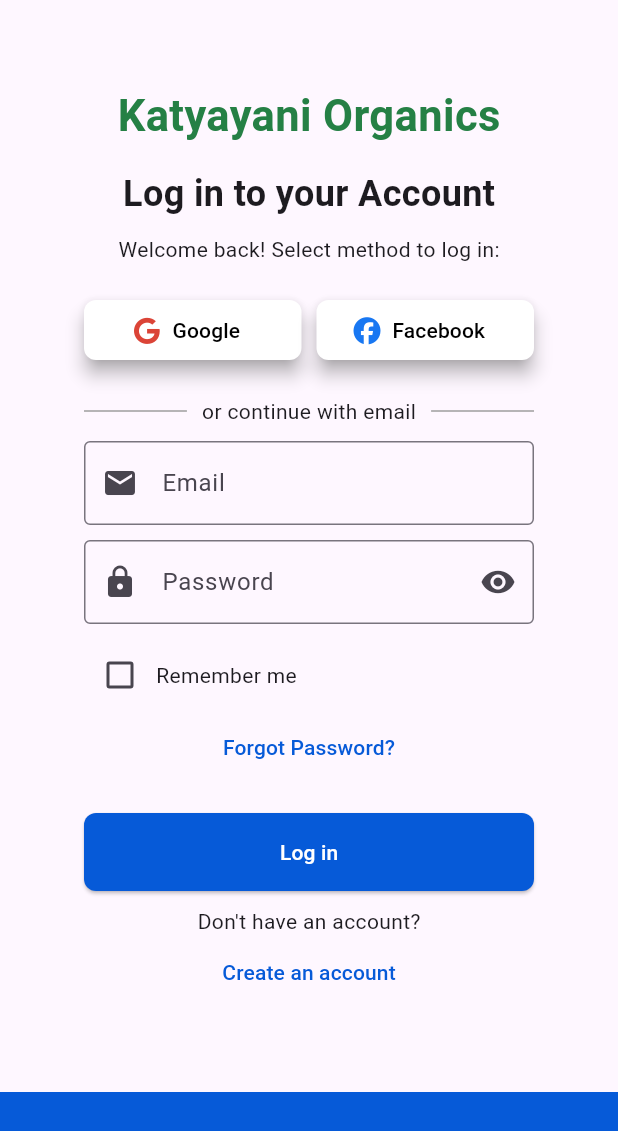
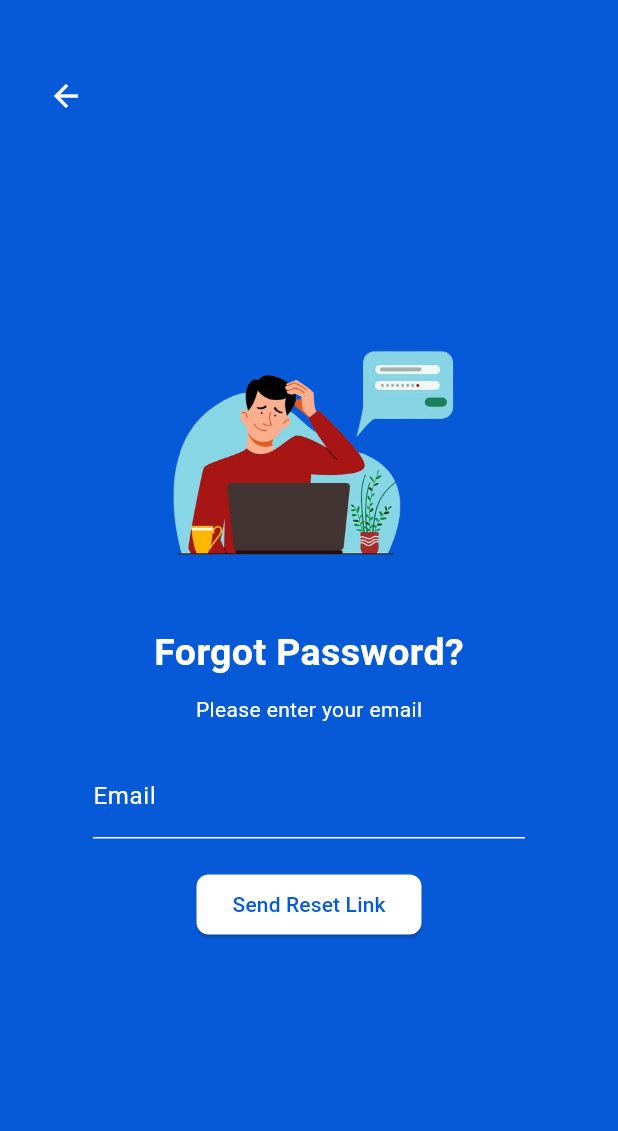
Before and after one commit to Prarthi15/Inventory-Management, a Flutter app: the screen it shows after launch, after a tap on "Forgot Password?", on a phone screen of 412 x 824 dp. Shown: the top 1131 px of the screen. Run offline on Flutter 3.47's test engine with Material 3 defaults, Android fonts, the phone set to English and light mode, and no system bars; our stand-ins replace font_awesome_flutter.

Commit message:
final update

```diff
--- a/lib/create_account.dart
+++ b/lib/create_account.dart
@@ -17,11 +17,10 @@ class CreateAccountPage extends StatelessWidget {
                   child: Stack(
                     children: [
                       Container(
-                        color: const Color.fromRGBO(
-                            6, 90, 216, 1), // Updated color
+                        color: const Color.fromRGBO(6, 90, 216, 1),
                         child: Center(
                           child: Padding(
-                            padding: const EdgeInsets.all(40.0),
+                            padding: const EdgeInsets.all(30.0),
                             child: Column(
                               mainAxisAlignment: MainAxisAlignment.center,
                               crossAxisAlignment: CrossAxisAlignment.center,
@@ -49,8 +48,8 @@ class CreateAccountPage extends StatelessWidget {
                                     Navigator.pop(context);
                                   },
                                   style: ElevatedButton.styleFrom(
-                                    foregroundColor: const Color.fromRGBO(
-                                        6, 90, 216, 1), // Updated color
+                                    foregroundColor:
+                                        const Color.fromRGBO(6, 90, 216, 1),
                                     backgroundColor: Colors.white,
                                     padding: const EdgeInsets.symmetric(
                                         vertical: 20.0, horizontal: 20.0),
@@ -100,8 +99,7 @@ class CreateAccountPage extends StatelessWidget {
                       Container(
                         width: double.infinity,
                         height: 300,
-                        color: const Color.fromRGBO(
-                            6, 90, 216, 1), // Updated color
+                        color: const Color.fromRGBO(6, 90, 216, 1),
                         child: Center(
                           child: Padding(
                             padding: const EdgeInsets.all(40.0),
@@ -132,8 +130,8 @@ class CreateAccountPage extends StatelessWidget {
                                     Navigator.pop(context);
                                   },
                                   style: ElevatedButton.styleFrom(
-                                    foregroundColor: const Color.fromRGBO(
-                                        6, 90, 216, 1), // Updated color
+                                    foregroundColor:
+                                        const Color.fromRGBO(6, 90, 216, 1),
                                     backgroundColor: Colors.white,
                                     padding: const EdgeInsets.symmetric(
                                         vertical: 20.0, horizontal: 20.0),
@@ -190,7 +188,7 @@ class CreateAccountFormState extends State<CreateAccountForm> {
   Widget build(BuildContext context) {
     return Center(
       child: Padding(
-        padding: const EdgeInsets.all(80.0),
+        padding: const EdgeInsets.all(50.0),
         child: Form(
           key: _formKey,
           child: Column(
@@ -202,7 +200,7 @@ class CreateAccountFormState extends State<CreateAccountForm> {
                 style: TextStyle(
                   fontSize: 32,
                   fontWeight: FontWeight.bold,
-                  color: Color.fromRGBO(6, 90, 216, 1), // Updated color
+                  color: Color.fromRGBO(6, 90, 216, 1),
                 ),
               ),
               const SizedBox(height: 20),
@@ -305,9 +303,7 @@ class CreateAccountFormState extends State<CreateAccountForm> {
                 width: double.infinity,
                 child: ElevatedButton(
                   onPressed: () {
-                    if (_formKey.currentState!.validate()) {
-                      // Process registration
-                    }
+                    if (_formKey.currentState!.validate()) {}
                   },
                   style: ElevatedButton.styleFrom(
                     foregroundColor: Colors.white,
--- /dev/null
+++ b/lib/forgot_password.dart
@@ -0,0 +1,229 @@
+import 'package:flutter/material.dart';
+
+class ForgotPasswordPage extends StatefulWidget {
+  const ForgotPasswordPage({super.key});
+
+  @override
+  _ForgotPasswordPageState createState() => _ForgotPasswordPageState();
+}
+
+class _ForgotPasswordPageState extends State<ForgotPasswordPage> {
+  final _emailController = TextEditingController();
+  final _formKey = GlobalKey<FormState>();
+
+  @override
+  Widget build(BuildContext context) {
+    return Scaffold(
+      backgroundColor: const Color.fromRGBO(6, 90, 216, 1),
+      body: Stack(
+        children: [
+          LayoutBuilder(
+            builder: (context, constraints) {
+              final isSmallScreen = constraints.maxWidth < 600;
+              final isLargeScreen = constraints.maxWidth >= 600;
+
+              return Padding(
+                padding: const EdgeInsets.symmetric(
+                    horizontal: 62.0, vertical: 16.0),
+                child: isSmallScreen
+                    ? Column(
+                        mainAxisAlignment: MainAxisAlignment.center,
+                        crossAxisAlignment: CrossAxisAlignment.center,
+                        children: [
+                          SizedBox(
+                            width: 200,
+                            height: 200,
+                            child: Image.asset('assets/forgotPass.png',
+                                fit: BoxFit.contain),
+                          ),
+                          const SizedBox(height: 20),
+                          const Text(
+                            'Forgot Password?',
+                            style: TextStyle(
+                              fontSize: 25,
+                              fontWeight: FontWeight.bold,
+                              color: Colors.white,
+                            ),
+                          ),
+                          const SizedBox(height: 10),
+                          const Text(
+                            'Please enter your email',
+                            style: TextStyle(color: Colors.white),
+                          ),
+                          const SizedBox(height: 20),
+                          Form(
+                            key: _formKey,
+                            child: SizedBox(
+                              width: MediaQuery.of(context).size.width * 0.8,
+                              child: TextFormField(
+                                controller: _emailController,
+                                style: const TextStyle(color: Colors.white),
+                                cursorColor: Colors.white,
+                                decoration: InputDecoration(
+                                  labelText: 'Email',
+                                  labelStyle:
+                                      const TextStyle(color: Colors.white),
+                                  enabledBorder: UnderlineInputBorder(
+                                    borderSide: BorderSide(color: Colors.white),
+                                  ),
+                                  focusedBorder: UnderlineInputBorder(
+                                    borderSide: BorderSide(color: Colors.white),
+                                  ),
+                                ),
+                                keyboardType: TextInputType.emailAddress,
+                                validator: (value) {
+                                  if (value == null || value.isEmpty) {
+                                    return 'Please enter your email';
+                                  }
+                                  if (!RegExp(r'\S+@\S+\.\S+')
+                                      .hasMatch(value)) {
+                                    return 'Please enter a valid email';
+                                  }
+                                  return null;
+                                },
+                              ),
+                            ),
+                          ),
+                          const SizedBox(height: 20),
+                          ElevatedButton(
+                            onPressed: () {
+                              if (_formKey.currentState?.validate() ?? false) {
+                                ScaffoldMessenger.of(context).showSnackBar(
+                                  SnackBar(
+                                    content: Text(
+                                      'Reset link sent to ${_emailController.text}',
+                                    ),
+                                  ),
+                                );
+                              }
+                            },
+                            style: ElevatedButton.styleFrom(
+                              foregroundColor:
+                                  const Color.fromRGBO(6, 90, 216, 1),
+                              backgroundColor: Colors.white,
+                            ),
+                            child: const Text('Send Reset Link'),
+                          ),
+                        ],
+                      )
+                    : Row(
+                        crossAxisAlignment: CrossAxisAlignment.center,
+                        children: [
+                          Expanded(
+                            flex: 2,
+                            child: Column(
+                              mainAxisAlignment: MainAxisAlignment.center,
+                              crossAxisAlignment: CrossAxisAlignment.start,
+                              children: [
+                                Text(
+                                  'Forgot Password?',
+                                  style: TextStyle(
+                                    fontSize: isLargeScreen ? 60 : 40,
+                                    fontWeight: FontWeight.bold,
+                                    color: Colors.white,
+                                  ),
+                                ),
+                                const SizedBox(height: 10),
+                                Text(
+                                  'Please enter your email',
+                                  style: TextStyle(
+                                    fontSize: isLargeScreen ? 20 : 16,
+                                    color: Colors.white,
+                                  ),
+                                ),
+                                const SizedBox(height: 20),
+                                Form(
+                                  key: _formKey,
+                                  child: SizedBox(
+                                    width: MediaQuery.of(context).size.width *
+                                        0.28,
+                                    child: TextFormField(
+                                      controller: _emailController,
+                                      style:
+                                          const TextStyle(color: Colors.white),
+                                      cursorColor: Colors.white,
+                                      decoration: InputDecoration(
+                                        labelText: 'Email',
+                                        labelStyle: const TextStyle(
+                                            color: Colors.white),
+                                        enabledBorder: UnderlineInputBorder(
+                                          borderSide:
+                                              BorderSide(color: Colors.white),
+                                        ),
+                                        focusedBorder: UnderlineInputBorder(
+                                          borderSide:
+                                              BorderSide(color: Colors.white),
+                                        ),
+                                      ),
+                                      keyboardType: TextInputType.emailAddress,
+                                      validator: (value) {
+                                        if (value == null || value.isEmpty) {
+                                          return 'Please enter your email';
+                                        }
+                                        if (!RegExp(r'\S+@\S+\.\S+')
+                                            .hasMatch(value)) {
+                                          return 'Please enter a valid email';
+                                        }
+                                        return null;
+                                      },
+                                    ),
+                                  ),
+                                ),
+                                const SizedBox(height: 20),
+                                ElevatedButton(
+                                  onPressed: () {
+                                    if (_formKey.currentState?.validate() ??
+                                        false) {
+                                      ScaffoldMessenger.of(context)
+                                          .showSnackBar(
+                                        SnackBar(
+                                          content: Text(
+                                            'Reset link sent to ${_emailController.text}',
+                                          ),
+                                        ),
+                                      );
+                                    }
+                                  },
+                                  style: ElevatedButton.styleFrom(
+                                    foregroundColor:
+                                        const Color.fromRGBO(6, 90, 216, 1),
+                                    backgroundColor: Colors.white,
+                                  ),
+                                  child: const Text('Send Reset Link'),
+                                ),
+                              ],
+                            ),
+                          ),
+                          const SizedBox(width: 20),
+                          Expanded(
+                            flex: 1,
+                            child: Align(
+                              alignment: Alignment.centerRight,
+                              child: SizedBox(
+                                width: constraints.maxWidth * 0.5,
+                                height: constraints.maxHeight * 0.6,
+                                child: Image.asset('assets/forgotPass.png',
+                                    fit: BoxFit.contain),
+                              ),
+                            ),
+                          ),
+                        ],
+                      ),
+              );
+            },
+          ),
+          Positioned(
+            top: 40,
+            left: 20,
+            child: IconButton(
+              icon: const Icon(Icons.arrow_back, color: Colors.white),
+              onPressed: () {
+                Navigator.pop(context);
+              },
+            ),
+          ),
+        ],
+      ),
+    );
+  }
+}
--- a/lib/login_page.dart
+++ b/lib/login_page.dart
@@ -217,7 +217,9 @@ class _LoginFormState extends State<LoginForm> {
                     ],
                   ),
                   TextButton(
-                    onPressed: () {},
+                    onPressed: () {
+                      Navigator.pushNamed(context, '/forgotPassword');
+                    },
                     child: const Text(
                       "Forgot Password?",
                       style: TextStyle(color: Color.fromRGBO(6, 90, 216, 1)),
@@ -244,7 +246,9 @@ class _LoginFormState extends State<LoginForm> {
                     ],
                   ),
                   TextButton(
-                    onPressed: () {},
+                    onPressed: () {
+                      Navigator.pushNamed(context, '/forgotPassword');
+                    },
                     child: const Text(
                       "Forgot Password?",
                       style: TextStyle(color: Color.fromRGBO(6, 90, 216, 1)),
--- a/lib/main.dart
+++ b/lib/main.dart
@@ -1,4 +1,5 @@
 import 'package:flutter/material.dart';
+import 'package:login_page/forgot_password.dart';
 import 'login_page.dart';
 import 'create_account.dart';
 
@@ -15,12 +16,12 @@ class MyApp extends StatelessWidget {
       debugShowCheckedModeBanner: false,
       title: 'Inventory Management',
       theme: ThemeData(
-        primarySwatch: Colors.green,
-        primaryColor: const Color.fromRGBO(37, 128, 69, 1),
+        primarySwatch: Colors.blue,
+        primaryColor: const Color.fromRGBO(6, 90, 216, 1),
         elevatedButtonTheme: ElevatedButtonThemeData(
           style: ElevatedButton.styleFrom(
             foregroundColor: Colors.white,
-            backgroundColor: const Color.fromRGBO(6, 90, 216, 255),
+            backgroundColor: const Color.fromRGBO(6, 90, 216, 1),
             shape: RoundedRectangleBorder(
               borderRadius: BorderRadius.circular(8.0),
             ),
@@ -31,6 +32,7 @@ class MyApp extends StatelessWidget {
       routes: {
         '/login': (context) => const LoginPage(),
         '/createAccount': (context) => const CreateAccountPage(),
+        '/forgotPassword': (context) => const ForgotPasswordPage()
       },
     );
   }
--- a/pubspec.yaml
+++ b/pubspec.yaml
@@ -53,7 +53,8 @@ dev_dependencies:
 
 # The following section is specific to Flutter packages.
 flutter:
-
+  assets:
+    - 'assets/forgotPass.png'
 
   # The following line ensures that the Material Icons font is
   # included with your application, so that you can use the icons in
```
Also changed, not shown: assets/forgotPass.png (added).
